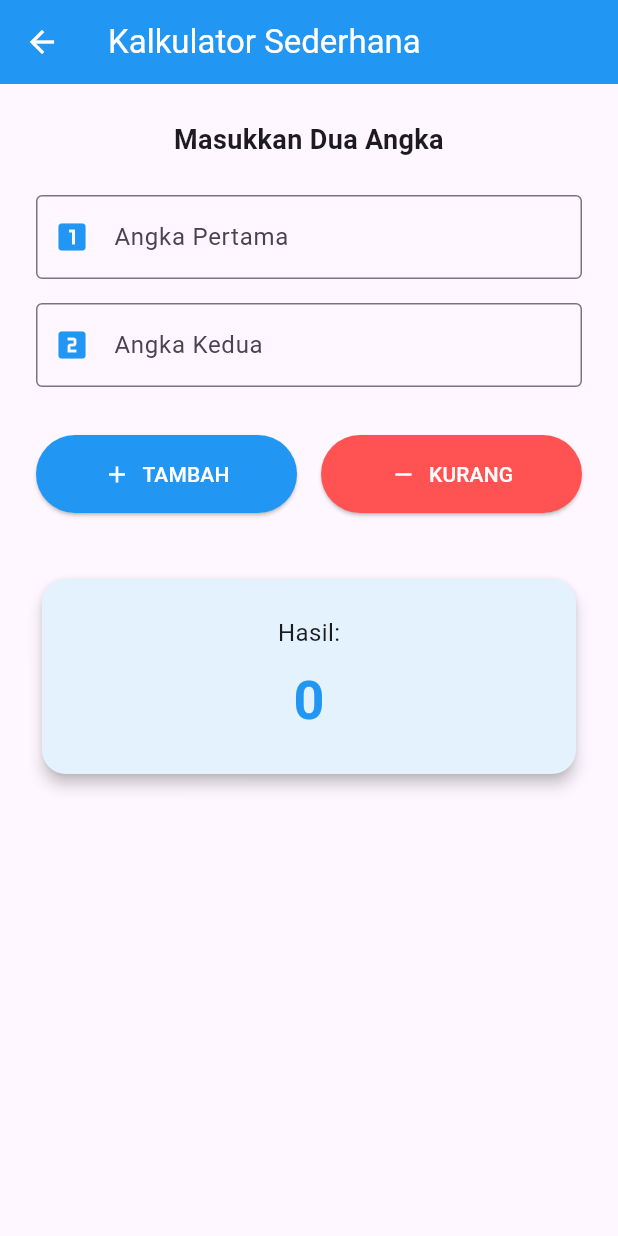
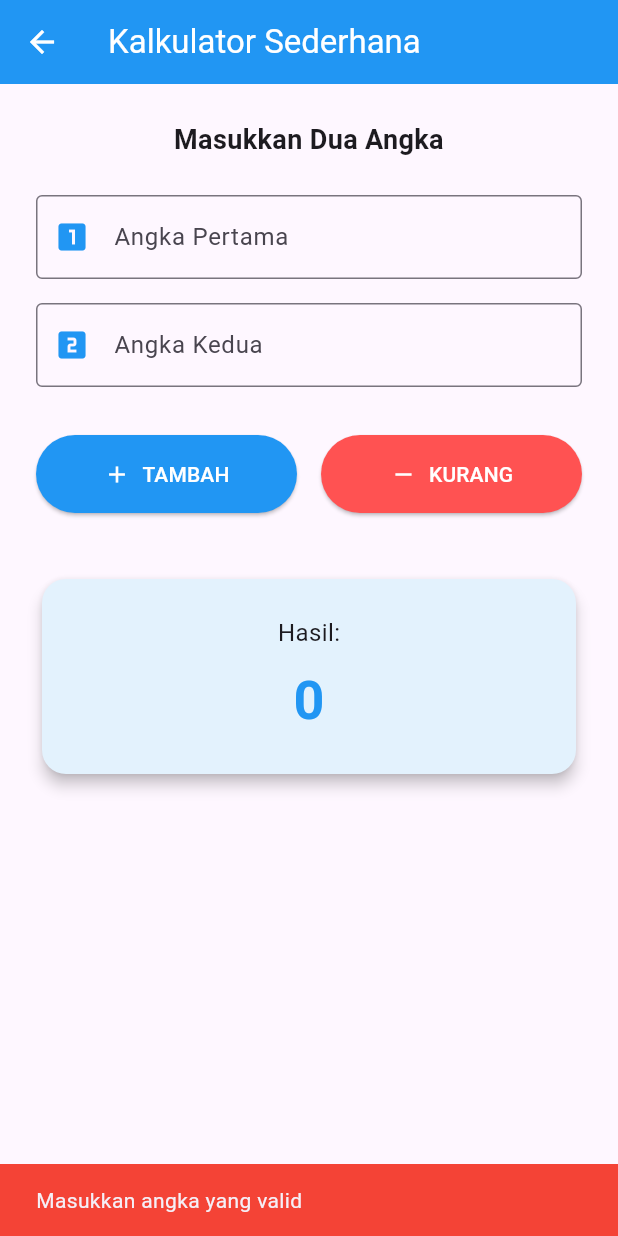
Before and after one commit to RhezaPriyaAnargya/TugasModul4TPM, a Flutter app: the CalculatorScreen screen opened directly, after a tap on "TAMBAH", on a phone screen of 412 x 824 dp. Run offline on Flutter 3.47's test engine with Material 3 defaults, Android fonts, the phone set to English and light mode, and no system bars.

Commit message:
add validation in calculator_screen

```diff
--- a/lib/screen/calculator_screen.dart
+++ b/lib/screen/calculator_screen.dart
@@ -12,14 +12,22 @@ class _CalculatorScreenState extends State<CalculatorScreen> {
   final TextEditingController _angka1Controller = TextEditingController();
   final TextEditingController _angka2Controller = TextEditingController();
 
-  // Variabel untuk menyimpan hasil perhitungan
   String _hasil = "0";
 
-  // Fungsi gabungan untuk menghitung (menerima parameter jenis operasi)
   void _hitung(String operasi) {
-    // tryParse akan mengubah teks jadi angka. Kalau kosong atau salah ketik huruf, otomatis jadi 0.
-    double angka1 = double.tryParse(_angka1Controller.text) ?? 0;
-    double angka2 = double.tryParse(_angka2Controller.text) ?? 0;
+    double? angka1 = double.tryParse(_angka1Controller.text);
+    double? angka2 = double.tryParse(_angka2Controller.text);
+
+    if (angka1 == null || angka2 == null) {
+      ScaffoldMessenger.of(context).showSnackBar(
+        const SnackBar(
+          content: Text('Masukkan angka yang valid'),
+          backgroundColor: Colors.red,
+        ),
+      );
+      return;
+    }
+
     double hasilHitung = 0;
 
     if (operasi == 'tambah') {
@@ -28,10 +36,8 @@ class _CalculatorScreenState extends State<CalculatorScreen> {
       hasilHitung = angka1 - angka2;
     }
 
-    // Memperbarui UI dengan setState
     setState(() {
-      // Mengubah angka kembali menjadi teks untuk ditampilkan
-      // Pengecekan sederhana: jika hasilnya bulat (misal 5.0), tampilkan "5" saja tanpa koma
+      //jika hasilnya bulat (misal 5.0), tampilkan "5" saja
       if (hasilHitung == hasilHitung.toInt()) {
         _hasil = hasilHitung.toInt().toString();
       } else {
@@ -53,7 +59,7 @@ class _CalculatorScreenState extends State<CalculatorScreen> {
     return Scaffold(
       appBar: AppBar(
         title: const Text('Kalkulator Sederhana'),
-        backgroundColor: Colors.blue, // Sesuai tema aplikasimu
+        backgroundColor: Colors.blue,
         foregroundColor: Colors.white,
       ),
       body: Padding(
@@ -71,7 +77,7 @@ class _CalculatorScreenState extends State<CalculatorScreen> {
             // Input Angka Pertama
             TextField(
               controller: _angka1Controller,
-              keyboardType: TextInputType.number, // Memunculkan keyboard angka di HP
+              keyboardType: TextInputType.number,
               decoration: const InputDecoration(
                 labelText: 'Angka Pertama',
                 border: OutlineInputBorder(),
@@ -107,14 +113,14 @@ class _CalculatorScreenState extends State<CalculatorScreen> {
                     ),
                   ),
                 ),
-                const SizedBox(width: 16), // Jarak antar tombol
+                const SizedBox(width: 16),
                 Expanded(
                   child: ElevatedButton.icon(
                     onPressed: () => _hitung('kurang'),
                     icon: const Icon(Icons.remove),
                     label: const Text('KURANG'),
                     style: ElevatedButton.styleFrom(
-                      backgroundColor: Colors.redAccent, // Warna beda agar terlihat kontras
+                      backgroundColor: Colors.redAccent,
                       foregroundColor: Colors.white,
                       padding: const EdgeInsets.symmetric(vertical: 16),
                     ),
--- a/lib/screen/pyramid_screen.dart
+++ b/lib/screen/pyramid_screen.dart
@@ -15,7 +15,6 @@ class _PyramidScreenState extends State<PyramidScreen> {
   String _hasilVolume = "0.0";
   String _hasilLuas = "0.0";
 
-  // State baru untuk menyimpan detail rumus/langkah perhitungan
   String _detailVolume = "";
   String _detailLuas = "";
 
```
